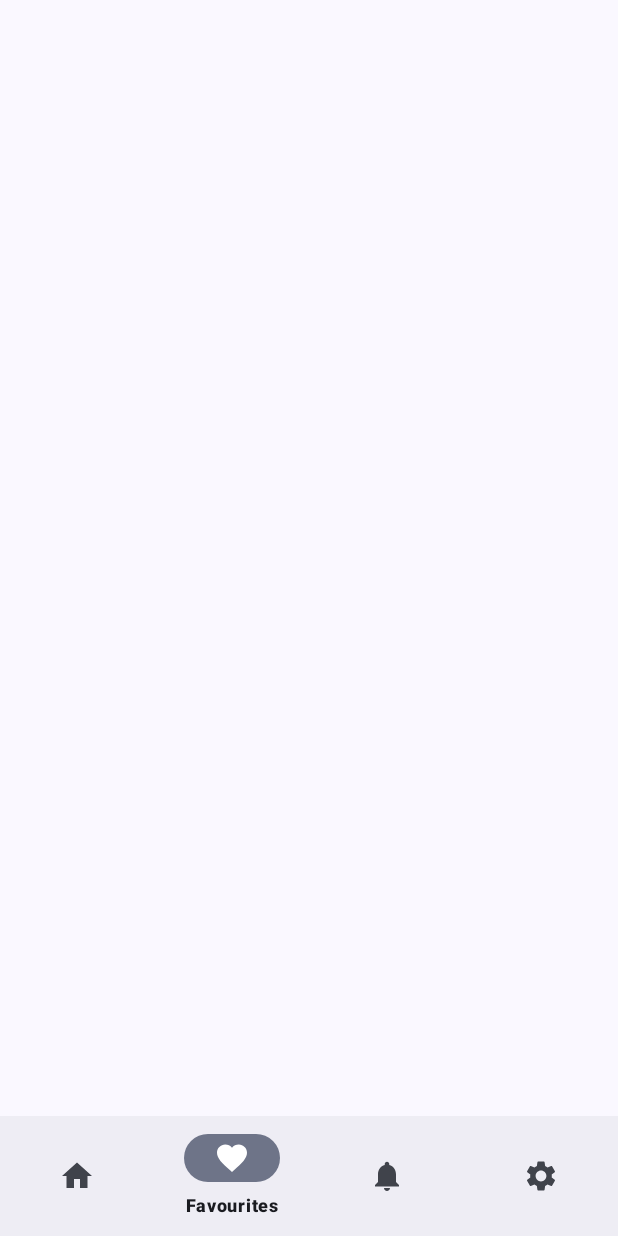
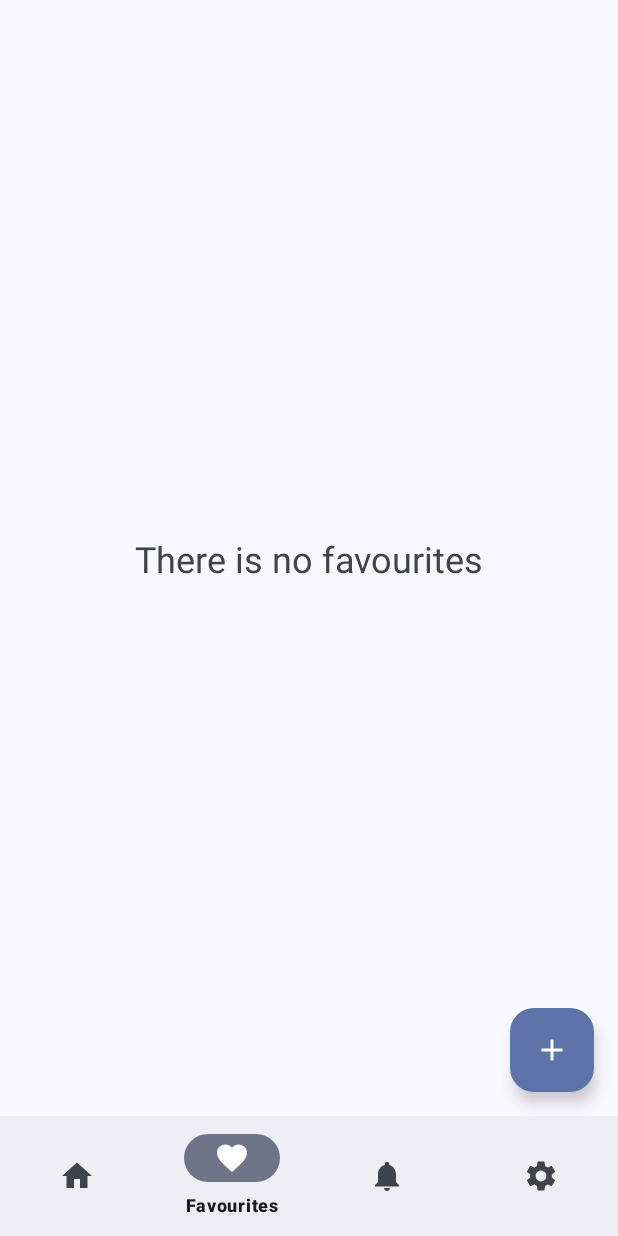
Before and after one commit to mahmoudhamdyae/Weather_Forecast, an Android app: the FavFragment screen opened through its navigation route, on a phone screen of 412 x 824 dp. Run offline under Robolectric (Android 15) with nearby library versions, the light colour scheme and no system bars; our stand-ins replace Dagger/Hilt's generated code, data binding, navigation-ui; pictures from the network do not load; 12 statements that could not run were skipped.

Commit message:
Fav Screen

```diff
--- a/app/build.gradle
+++ b/app/build.gradle
@@ -63,6 +63,11 @@ dependencies {
     // GSON Converter
     implementation 'com.squareup.retrofit2:converter-gson:2.9.0'
 
+    // Room
+    implementation 'androidx.room:room-ktx:2.5.0'
+    implementation 'androidx.room:room-runtime:2.5.0'
+    kapt 'androidx.room:room-compiler:2.5.0'
+
     // GMS Location
     implementation 'com.google.android.gms:play-services-location:21.0.1'
 
--- /dev/null
+++ b/app/src/main/java/com/mahmoudhamdyae/weatherforecast/data/local/model/LocationDao.kt
@@ -0,0 +1,16 @@
+package com.mahmoudhamdyae.weatherforecast.data.local.model
+
+import androidx.room.*
+import com.mahmoudhamdyae.weatherforecast.domain.model.Location
+
+@Dao
+interface LocationDao {
+    @Query("SELECT * FROM location")
+    suspend fun getLocations(): List<Location>
+
+    @Insert(onConflict = OnConflictStrategy.REPLACE)
+    suspend fun insertLocation(location: Location)
+
+    @Delete
+    suspend fun delete(location: Location)
+}
--- /dev/null
+++ b/app/src/main/java/com/mahmoudhamdyae/weatherforecast/presentation/favourites/FavAdapter.kt
@@ -0,0 +1,42 @@
+package com.mahmoudhamdyae.weatherforecast.presentation.favourites
+
+import android.view.LayoutInflater
+import android.view.ViewGroup
+import androidx.databinding.DataBindingUtil
+import androidx.recyclerview.widget.DiffUtil
+import androidx.recyclerview.widget.ListAdapter
+import androidx.recyclerview.widget.RecyclerView
+import com.mahmoudhamdyae.weatherforecast.R
+import com.mahmoudhamdyae.weatherforecast.databinding.ItemFavBinding
+import com.mahmoudhamdyae.weatherforecast.domain.model.Location
+
+class FavAdapter(
+    private val onDelAction: (Location) -> Unit
+): ListAdapter<Location, FavAdapter.ViewHolder>(FavDataDiffUtil()) {
+
+    override fun onCreateViewHolder(parent: ViewGroup, viewType: Int): ViewHolder {
+        val binding: ItemFavBinding = DataBindingUtil.inflate(LayoutInflater.from(parent.context), R.layout.item_fav, parent, false)
+        return ViewHolder(binding)
+    }
+
+    override fun onBindViewHolder(holder: ViewHolder, position: Int) {
+        val currentPosition = getItem(position)
+        holder.binding.location = currentPosition
+        holder.binding.delFav.setOnClickListener {
+            onDelAction(currentPosition)
+        }
+    }
+
+    inner class ViewHolder(var binding: ItemFavBinding): RecyclerView.ViewHolder(binding.root)
+
+    class FavDataDiffUtil: DiffUtil.ItemCallback<Location>() {
+        override fun areItemsTheSame(oldItem: Location, newItem: Location): Boolean {
+            return oldItem === newItem
+        }
+
+        override fun areContentsTheSame(oldItem: Location, newItem: Location): Boolean {
+            return oldItem == newItem
+        }
+
+    }
+}
--- a/app/src/main/java/com/mahmoudhamdyae/weatherforecast/presentation/favourites/FavFragment.kt
+++ b/app/src/main/java/com/mahmoudhamdyae/weatherforecast/presentation/favourites/FavFragment.kt
@@ -1,17 +1,26 @@
 package com.mahmoudhamdyae.weatherforecast.presentation.favourites
 
+import android.content.Intent
 import android.os.Bundle
-import androidx.fragment.app.Fragment
 import android.view.LayoutInflater
 import android.view.View
 import android.view.ViewGroup
 import androidx.databinding.DataBindingUtil
+import androidx.fragment.app.Fragment
+import androidx.lifecycle.ViewModelProvider
+import com.google.android.material.dialog.MaterialAlertDialogBuilder
 import com.mahmoudhamdyae.weatherforecast.R
 import com.mahmoudhamdyae.weatherforecast.databinding.FragmentFavBinding
+import com.mahmoudhamdyae.weatherforecast.domain.model.Location
+import com.mahmoudhamdyae.weatherforecast.presentation.map.MapActivity
+
 
 class FavFragment : Fragment() {
 
     private lateinit var binding: FragmentFavBinding
+
+    private lateinit var adapter: FavAdapter
+    private lateinit var viewModel: FavViewModel
 
         override fun onCreateView(
             inflater: LayoutInflater, container: ViewGroup?,
@@ -23,5 +32,35 @@ class FavFragment : Fragment() {
 
         override fun onViewCreated(view: View, savedInstanceState: Bundle?) {
             super.onViewCreated(view, savedInstanceState)
+
+            viewModel = ViewModelProvider(requireActivity())[FavViewModel::class.java]
+            binding.viewModel = viewModel
+            binding.lifecycleOwner = this
+            adapter = FavAdapter(::showDelDialog)
+            binding.favAdapter = adapter
+
+            viewModel.fav.observe(viewLifecycleOwner, adapter::submitList)
+
+            binding.addFab.setOnClickListener {
+                navigateToMapsActivity()
             }
         }
+
+        private fun showDelDialog(location: Location) {
+            MaterialAlertDialogBuilder(requireContext())
+                .setMessage(R.string.dialog_del)
+                .setPositiveButton(R.string.dialog_del_ok) { dialog, _ ->
+                    viewModel.delFav(location)
+                    dialog.dismiss()
+                }
+                .setNegativeButton(R.string.dialog_del_cancel) { dialog, _ ->
+                    // User cancelled the dialog
+                    dialog.dismiss()
+                }.show()
+        }
+
+    private fun navigateToMapsActivity() {
+        val intent = Intent(activity, MapActivity::class.java)
+        startActivity(intent)
+    }
+}
--- /dev/null
+++ b/app/src/main/java/com/mahmoudhamdyae/weatherforecast/presentation/favourites/FavViewModel.kt
@@ -0,0 +1,37 @@
+package com.mahmoudhamdyae.weatherforecast.presentation.favourites
+
+import androidx.lifecycle.LiveData
+import androidx.lifecycle.MutableLiveData
+import androidx.lifecycle.ViewModel
+import androidx.lifecycle.viewModelScope
+import com.mahmoudhamdyae.weatherforecast.data.local.model.LocationDao
+import com.mahmoudhamdyae.weatherforecast.domain.model.Location
+import dagger.hilt.android.lifecycle.HiltViewModel
+import kotlinx.coroutines.launch
+import javax.inject.Inject
+
+@HiltViewModel
+class FavViewModel @Inject constructor(
+    private val dao: LocationDao
+): ViewModel() {
+
+    private var _fav = MutableLiveData(listOf<Location>())
+    val fav: LiveData<List<Location>>
+        get() = _fav
+
+    init {
+        getFav()
+    }
+
+    private fun getFav() {
+        viewModelScope.launch {
+            _fav.postValue(dao.getLocations())
+        }
+    }
+
+    fun delFav(location: Location) {
+        viewModelScope.launch {
+            dao.delete(location)
+        }
+    }
+}
--- a/app/src/main/java/com/mahmoudhamdyae/weatherforecast/presentation/home/HomeFragment.kt
+++ b/app/src/main/java/com/mahmoudhamdyae/weatherforecast/presentation/home/HomeFragment.kt
@@ -71,7 +71,7 @@ class HomeFragment : Fragment() {
         binding.todayAdapter = todayAdapter
         binding.nextDaysAdapter = nextDaysAdapter
 
-        viewModel.weather.observe(this) {
+        viewModel.weather.observe(viewLifecycleOwner) {
             todayAdapter.submitList(it?.weatherDataPerDay?.get(0))
             nextDaysAdapter.submitList(it?.daily)
         }
--- a/app/src/main/java/com/mahmoudhamdyae/weatherforecast/presentation/util/BindingAdapters.kt
+++ b/app/src/main/java/com/mahmoudhamdyae/weatherforecast/presentation/util/BindingAdapters.kt
@@ -74,3 +74,12 @@ fun bindErrorVisibility(view: View, error: String?) {
         view.visibility = View.GONE
     }
 }
+
+@BindingAdapter("visibilityIfEmpty")
+fun bindVisibility(view: View, list: List<Any>) {
+    if (list.isEmpty()) {
+        view.visibility = View.VISIBLE
+    } else {
+        view.visibility = View.GONE
+    }
+}
--- /dev/null
+++ b/app/src/main/res/drawable/ic_baseline_add_24.xml
@@ -0,0 +1,10 @@
+<vector xmlns:android="http://schemas.android.com/apk/res/android"
+    android:width="24dp"
+    android:height="24dp"
+    android:tint="@color/md_theme_onTertiary"
+    android:viewportWidth="24"
+    android:viewportHeight="24">
+    <path
+        android:fillColor="@android:color/white"
+        android:pathData="M19,13h-6v6h-2v-6H5v-2h6V5h2v6h6v2z" />
+</vector>
--- a/app/src/main/res/layout/fragment_fav.xml
+++ b/app/src/main/res/layout/fragment_fav.xml
@@ -1,15 +1,53 @@
 <?xml version="1.0" encoding="utf-8"?>
 <layout xmlns:android="http://schemas.android.com/apk/res/android"
+    xmlns:app="http://schemas.android.com/apk/res-auto"
     xmlns:tools="http://schemas.android.com/tools">
 
     <data>
 
+        <variable
+            name="viewModel"
+            type="com.mahmoudhamdyae.weatherforecast.presentation.favourites.FavViewModel" />
+
+        <variable
+            name="fav_adapter"
+            type="com.mahmoudhamdyae.weatherforecast.presentation.favourites.FavAdapter" />
     </data>
 
-    <FrameLayout
+    <androidx.constraintlayout.widget.ConstraintLayout
         android:layout_width="match_parent"
-        android:layout_height="match_parent"
-        tools:context=".presentation.favourites.FavFragment">
+        android:layout_height="match_parent">
 
-    </FrameLayout>
+        <androidx.recyclerview.widget.RecyclerView
+            android:layout_width="match_parent"
+            android:layout_height="wrap_content"
+            android:orientation="vertical"
+            android:padding="8dp"
+            app:layoutManager="androidx.recyclerview.widget.LinearLayoutManager"
+            app:layout_constraintTop_toTopOf="parent"
+            app:setAdapter="@{fav_adapter}"
+            tools:listitem="@layout/item_fav" />
+
+        <TextView
+            android:layout_width="wrap_content"
+            android:layout_height="wrap_content"
+            app:layout_constraintStart_toStartOf="parent"
+            app:layout_constraintEnd_toEndOf="parent"
+            app:layout_constraintBottom_toBottomOf="parent"
+            app:layout_constraintTop_toTopOf="parent"
+            android:text="@string/empty_fav"
+            android:textSize="24sp"
+            app:visibilityIfEmpty="@{viewModel.fav}"/>
+
+        <com.google.android.material.floatingactionbutton.FloatingActionButton
+            android:id="@+id/add_fab"
+            android:layout_width="wrap_content"
+            android:layout_height="wrap_content"
+            android:layout_margin="16dp"
+            android:contentDescription="@string/add_content_description"
+            android:src="@drawable/ic_baseline_add_24"
+            app:layout_constraintBottom_toBottomOf="parent"
+            app:layout_constraintEnd_toEndOf="parent" />
+
+    </androidx.constraintlayout.widget.ConstraintLayout>
 </layout>
--- a/app/src/main/res/values/strings.xml
+++ b/app/src/main/res/values/strings.xml
@@ -15,6 +15,18 @@
     <string name="humidity">Humidity</string>
     <string name="wind">Wind</string>
     <string name="grant_permissions_toast">You should Grant Permissions</string>
+
+    <!-- Fav Screen -->
+    <string name="add_content_description">Add Favourites</string>
+    <string name="del_content_description">Delete</string>
+    <string name="empty_fav">There is no favourites</string>
+    <!-- Del Dialog -->
+    <string name="dialog_del">Are you sure you want to delete this saved location?</string>
+    <string name="dialog_del_ok">Delete</string>
+    <string name="dialog_del_cancel">Cancel</string>
+
+    <!-- Map Activity -->
+    <string name="add_this_location_button">Add this location</string>
 
     <!-- Settings -->
     <string name="location_dialog_title">Location</string>
```
Also changed, not shown: app/src/main/AndroidManifest.xml (+11 -4 lines), app/src/main/java/com/mahmoudhamdyae/weatherforecast/domain/model/Location.kt (added, +14 -0 lines), app/src/main/java/com/mahmoudhamdyae/weatherforecast/presentation/map/MapActivity.kt (added, +33 -0 lines), app/src/main/java/com/mahmoudhamdyae/weatherforecast/presentation/map/MapViewModel.kt (added, +21 -0 lines), app/src/main/res/drawable/ic_baseline_delete_24.xml (added, +10 -0 lines), app/src/main/res/layout/activity_map.xml (added, +20 -0 lines), app/src/main/res/layout/item_fav.xml (added, +48 -0 lines), 1 other file. Lines whose indentation alone changed are shown as unchanged.
